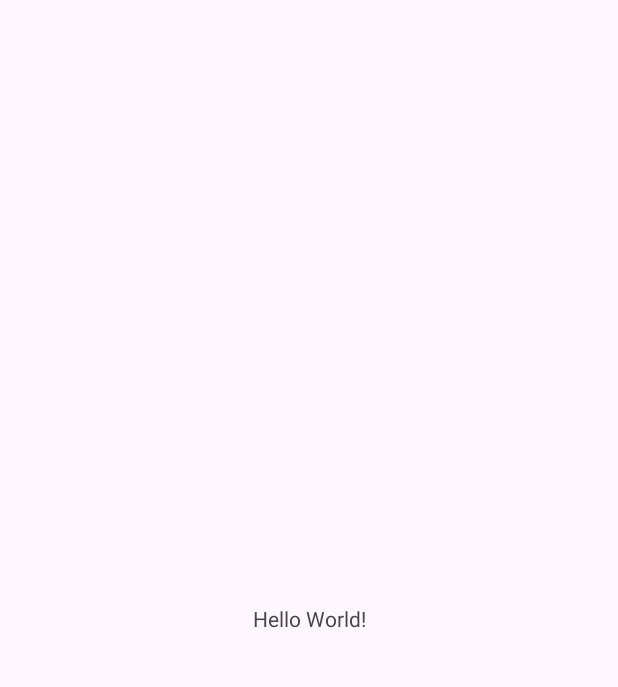
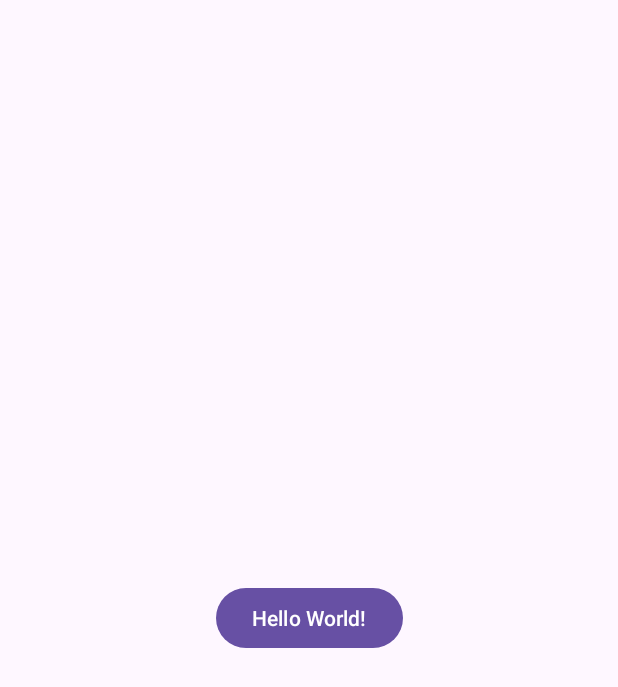
Before and after one commit to sefafe10/MemoriApp, an Android app: the screen it shows after launch (MainActivity), on a phone screen of 412 x 824 dp. Before the commit the part shown is almost empty. Shown: the top 687 px of the screen. Run offline under Robolectric (Android 15) with nearby library versions, the phone set to English and light mode, and no system bars.

Commit message:
Añadida la lógica de los botones

```diff
--- a/app/src/main/java/com/example/memoriapp/MainActivity.kt
+++ b/app/src/main/java/com/example/memoriapp/MainActivity.kt
@@ -2,10 +2,36 @@ package com.example.memoriapp
 
 import androidx.appcompat.app.AppCompatActivity
 import android.os.Bundle
+import android.widget.Button
+import android.widget.Toast
+import com.example.memoriapp.HomeFragment
+import com.example.memoriapp.R
 
 class MainActivity : AppCompatActivity() {
     override fun onCreate(savedInstanceState: Bundle?) {
         super.onCreate(savedInstanceState)
         setContentView(R.layout.activity_main)
+
+        val usuarioButton = findViewById<Button>(R.id.button)
+
+        usuarioButton.setOnClickListener {
+            // Crear una instancia del fragmento HomeFragment
+            val homeFragment = HomeFragment()
+
+            // Obtener el FragmentManager
+            val fragmentManager = supportFragmentManager
+
+            // Iniciar una transacción
+            val transaction = fragmentManager.beginTransaction()
+
+            // Reemplazar el contenido del contenedor principal con el fragmento HomeFragment
+            transaction.replace(R.id.activity_main, homeFragment)
+
+            // Agregar la transacción al BackStack
+            transaction.addToBackStack(null)
+
+            // Confirmar la transacción
+            transaction.commit()
+        }
     }
 }
--- a/app/src/main/res/layout/activity_main.xml
+++ b/app/src/main/res/layout/activity_main.xml
@@ -4,9 +4,11 @@
     xmlns:tools="http://schemas.android.com/tools"
     android:layout_width="match_parent"
     android:layout_height="match_parent"
-    tools:context=".MainActivity">
+    tools:context=".MainActivity"
+    android:id="@+id/activity_main">
 
-    <TextView
+    <Button
+        android:id="@+id/button"
         android:layout_width="wrap_content"
         android:layout_height="wrap_content"
         android:text="Hello World!"
```
Also changed, not shown: app/src/main/AndroidManifest.xml (+10 -0 lines), app/src/main/java/com/example/memoriapp/HomeFragment.kt (+50 -9 lines).
